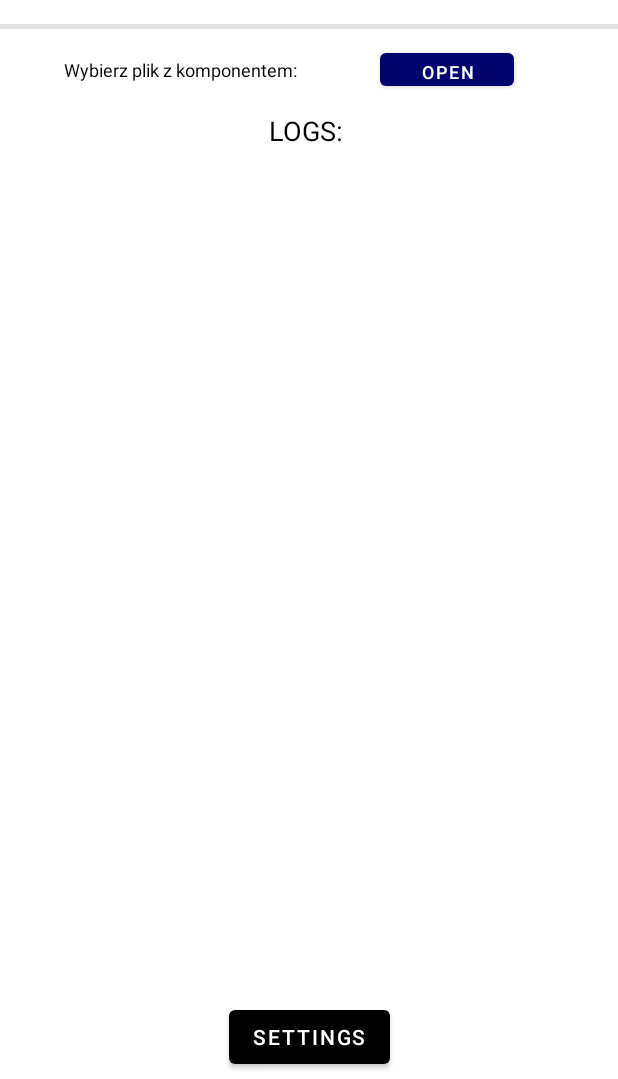
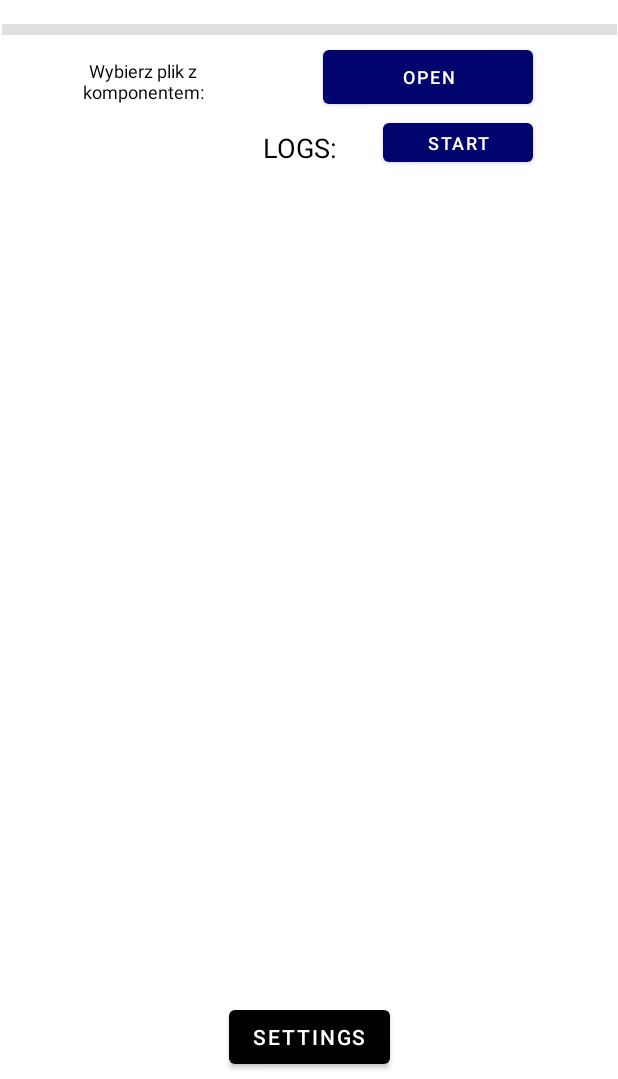
Before and after one commit to NikitaVovk/NAPES, an Android app: the screen it shows after launch (MainActivity), on a phone screen of 412 x 824 dp, the part 157-1236 px from its top. Run offline under Robolectric (Android 15) with nearby library versions, the phone set to English and light mode, and no system bars; libraries missing offline, so code that uses them is left out: org.eclipse.paho.

Commit message:
STATES CHANGING WITH MQTT MESSAGES!!!

```diff
--- a/app/src/main/AndroidManifest.xml
+++ b/app/src/main/AndroidManifest.xml
@@ -1,5 +1,6 @@
 <?xml version="1.0" encoding="utf-8"?>
 <manifest xmlns:android="http://schemas.android.com/apk/res/android"
+    xmlns:tools="http://schemas.android.com/tools"
     package="com.example.napes">
 
     <uses-permission android:name="android.permission.INTERNET" />
@@ -7,6 +8,7 @@
     <uses-permission android:name="android.permission.READ_EXTERNAL_STORAGE"  />
     <uses-permission android:name="android.permission.WRITE_EXTERNAL_STORAGE"/>
     <uses-permission android:name="android.permission.MANAGE_EXTERNAL_STORAGE"/>
+
 
     <application
         android:allowBackup="true"
--- a/app/src/main/java/com/example/napes/clients/TcpClient.java
+++ b/app/src/main/java/com/example/napes/clients/TcpClient.java
@@ -1,4 +1,6 @@
 package com.example.napes.clients;
+
+import android.graphics.Color;
 
 import com.example.napes.MainActivity;
 import com.example.napes.config.Config;
@@ -44,7 +46,7 @@ public class TcpClient extends Thread {
             printWriter.flush();
             printWriter.close();
             s.close();
-            handler.setText("\nTCP/Sent successfully "+ new Date().toString());
+            handler.setText("\nTCP/Sent successfully "+ new Date().toString()+"\n", Color.GREEN);
         }catch (IOException e){
             e.printStackTrace();
         }
--- a/app/src/main/java/com/example/napes/clients/UdpClient.java
+++ b/app/src/main/java/com/example/napes/clients/UdpClient.java
@@ -1,5 +1,6 @@
 package com.example.napes.clients;
 
+import android.graphics.Color;
 import android.os.Message;
 
 import com.example.napes.MainActivity;
@@ -66,7 +67,7 @@ public class UdpClient extends Thread{
             String line = new String(packet.getData(), 0, packet.getLength());
 
             System.out.println(line);
-            handler.setText("\nUDP/Arrived:"+ line);
+            handler.setText("\nUDP/Arrived:"+ line+"\n", Color.GREEN);
 
         } catch (SocketException e) {
             e.printStackTrace();
--- a/app/src/main/java/com/example/napes/runtime/parser/MainParser.java
+++ b/app/src/main/java/com/example/napes/runtime/parser/MainParser.java
@@ -18,10 +18,12 @@ public class MainParser {
 
 
     public MainParser(String filePath) throws FileNotFoundException {
-      //  File file = Environment.getExternalStorageDirectory();
+        File file = Environment.getExternalStorageDirectory();
+        System.out.println("ABSOLUTE PATH: !!!!"+file.getAbsolutePath()+"/Documents/"+filePath);
         Scanner scanner;
         scanner = new Scanner(new File(filePath));
         scanner.useDelimiter("");
+
 
        LinkedList<String> linkedList = new LinkedList<>();
         while (scanner.hasNext()){
--- a/app/src/main/java/com/example/napes/runtime/parser/StateMachineParser.java
+++ b/app/src/main/java/com/example/napes/runtime/parser/StateMachineParser.java
@@ -48,7 +48,8 @@ public class StateMachineParser  extends PayLoadParser{
             till='}';
         while (!linkedList.getFirst().equals(String.valueOf(till))&&
                 !linkedList.get(1).equals(String.valueOf(till))){
-            linkedList.pop();
+            //!!!!!!!!!!!!!!!
+            linkedList.pop();                                   // pop byl po parsowaniu state'a
             stateList.getStates().add(parseState());
 
 
--- a/app/src/main/res/layout/activity_main.xml
+++ b/app/src/main/res/layout/activity_main.xml
@@ -6,50 +6,66 @@
     android:layout_height="match_parent"
     tools:context=".MainActivity">
 
+    <Button
+        android:id="@+id/startSimulation"
+        android:layout_width="100dp"
+        android:layout_height="38dp"
+        android:layout_marginEnd="63dp"
+        android:layout_marginRight="63dp"
+        android:layout_marginBottom="19dp"
+        android:text="START"
+        android:textSize="12sp"
+        app:backgroundTint="#02046E"
+        app:layout_constraintBottom_toTopOf="@+id/textViewMqtt"
+        app:layout_constraintEnd_toEndOf="parent"
+        app:layout_constraintStart_toEndOf="@+id/textView7"
+        app:layout_constraintTop_toBottomOf="@+id/textView2" />
+
     <TextView
         android:id="@+id/textView2"
-        android:layout_width="0dp"
-        android:layout_height="0dp"
+        android:layout_width="152dp"
+        android:layout_height="41dp"
         android:layout_marginStart="26dp"
         android:layout_marginLeft="26dp"
-        android:layout_marginEnd="39dp"
-        android:layout_marginRight="39dp"
+        android:layout_marginEnd="44dp"
+        android:layout_marginRight="44dp"
+        android:layout_marginBottom="1dp"
         android:gravity="center"
         android:text="Wybierz plik z komponentem:"
         android:textAllCaps="false"
         android:textColor="#000000"
         android:textSize="12sp"
-        app:layout_constraintBottom_toBottomOf="@+id/sendButton"
+        app:layout_constraintBottom_toTopOf="@+id/startSimulation"
         app:layout_constraintEnd_toStartOf="@+id/sendButton"
         app:layout_constraintStart_toStartOf="parent"
-        app:layout_constraintTop_toTopOf="@+id/sendButton" />
+        app:layout_constraintTop_toBottomOf="@+id/divider5" />
 
     <View
         android:id="@+id/divider5"
-        android:layout_width="420dp"
-        android:layout_height="3dp"
+        android:layout_width="410dp"
+        android:layout_height="7dp"
         android:layout_marginBottom="10dp"
         android:background="?android:attr/listDivider"
-        app:layout_constraintBottom_toTopOf="@+id/sendButton"
+        app:layout_constraintBottom_toTopOf="@+id/textView2"
         app:layout_constraintEnd_toEndOf="parent"
         app:layout_constraintStart_toStartOf="parent"
         app:layout_constraintTop_toBottomOf="@+id/textView5" />
 
     <TextView
         android:id="@+id/textViewMqtt"
-        android:layout_width="391dp"
+        android:layout_width="0dp"
         android:layout_height="0dp"
-        android:layout_marginStart="9dp"
-        android:layout_marginLeft="9dp"
-        android:layout_marginEnd="9dp"
-        android:layout_marginRight="9dp"
+        android:layout_marginStart="10dp"
+        android:layout_marginLeft="10dp"
+        android:layout_marginEnd="10dp"
+        android:layout_marginRight="10dp"
         android:layout_marginBottom="17dp"
         android:gravity="top"
         android:textSize="14sp"
         app:layout_constraintBottom_toTopOf="@+id/settingButton"
         app:layout_constraintEnd_toEndOf="parent"
         app:layout_constraintStart_toStartOf="parent"
-        app:layout_constraintTop_toBottomOf="@+id/textView7" />
+        app:layout_constraintTop_toBottomOf="@+id/startSimulation" />
 
     <Button
         android:id="@+id/settingButton"
@@ -65,32 +81,34 @@
 
     <Button
         android:id="@+id/sendButton"
-        android:layout_width="89dp"
-        android:layout_height="34dp"
-        android:layout_marginEnd="69dp"
-        android:layout_marginRight="69dp"
-        android:layout_marginBottom="11dp"
+        android:layout_width="140dp"
+        android:layout_height="48dp"
+        android:layout_marginEnd="63dp"
+        android:layout_marginRight="63dp"
         android:text="OPEN"
         android:textSize="12sp"
         app:backgroundTint="#02046E"
-        app:layout_constraintBottom_toTopOf="@+id/textView7"
+        app:layout_constraintBottom_toBottomOf="@+id/textView2"
         app:layout_constraintEnd_toEndOf="parent"
         app:layout_constraintStart_toEndOf="@+id/textView2"
-        app:layout_constraintTop_toBottomOf="@+id/divider5" />
+        app:layout_constraintTop_toTopOf="@+id/textView2"
+        app:layout_constraintVertical_bias="0.857" />
 
     <TextView
         android:id="@+id/textView7"
         android:layout_width="wrap_content"
         android:layout_height="wrap_content"
-        android:layout_marginEnd="24dp"
-        android:layout_marginRight="24dp"
-        android:layout_marginBottom="19dp"
+        android:layout_marginStart="181dp"
+        android:layout_marginLeft="181dp"
+        android:layout_marginTop="11dp"
+        android:layout_marginEnd="30dp"
+        android:layout_marginRight="30dp"
         android:text="LOGS:"
         android:textColor="#000000"
         android:textSize="18sp"
-        app:layout_constraintBottom_toTopOf="@+id/textViewMqtt"
-        app:layout_constraintEnd_toStartOf="@+id/sendButton"
-        app:layout_constraintTop_toBottomOf="@+id/sendButton" />
+        app:layout_constraintEnd_toStartOf="@+id/startSimulation"
+        app:layout_constraintStart_toStartOf="parent"
+        app:layout_constraintTop_toBottomOf="@+id/textView2" />
 
     <TextView
         android:id="@+id/textView5"
```
Also changed, not shown: app/src/main/java/com/example/napes/MainActivity.java (+60 -9 lines), app/src/main/java/com/example/napes/clients/MqttCallbackImpl.java (+29 -3 lines), app/src/main/java/com/example/napes/runtime/service/EventService.java (added, +28 -0 lines), app/src/main/java/com/example/napes/runtime/service/Service.java (added, +108 -0 lines), app/src/main/java/com/example/napes/runtime/service/ServiceStates.java (added, +83 -0 lines), app/src/main/java/com/example/napes/runtime/service/servers/TcpServer.java (added, +51 -0 lines), app/src/main/java/com/example/napes/runtime/service/servers/UdpServer.java (added, +72 -0 lines).
